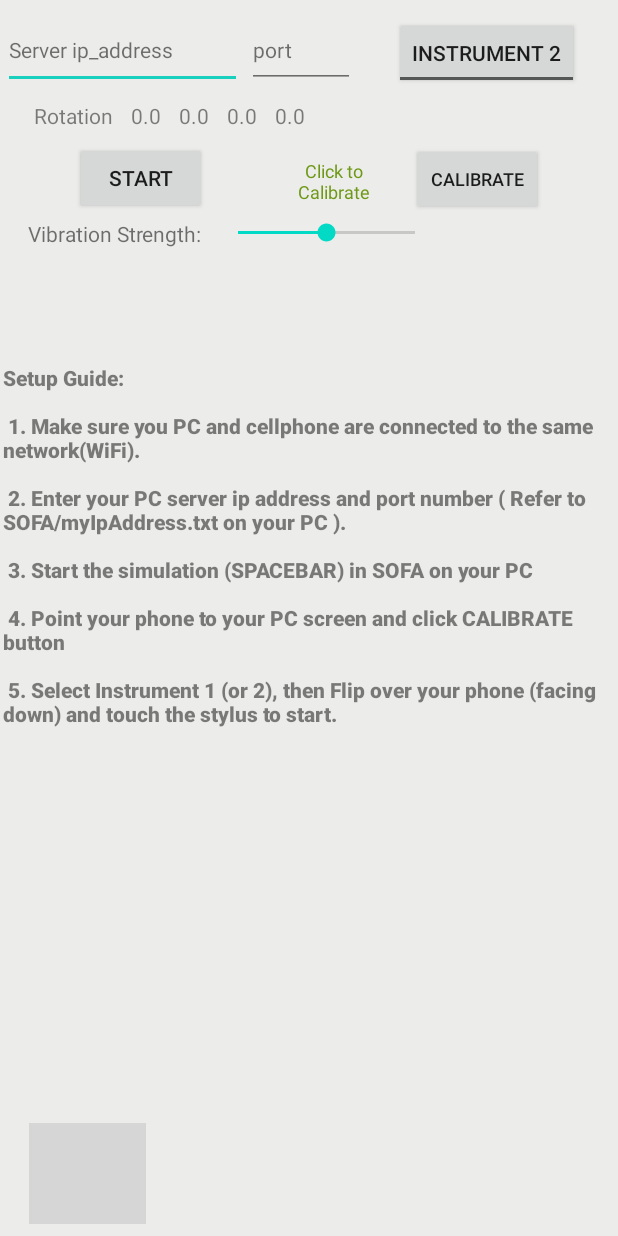
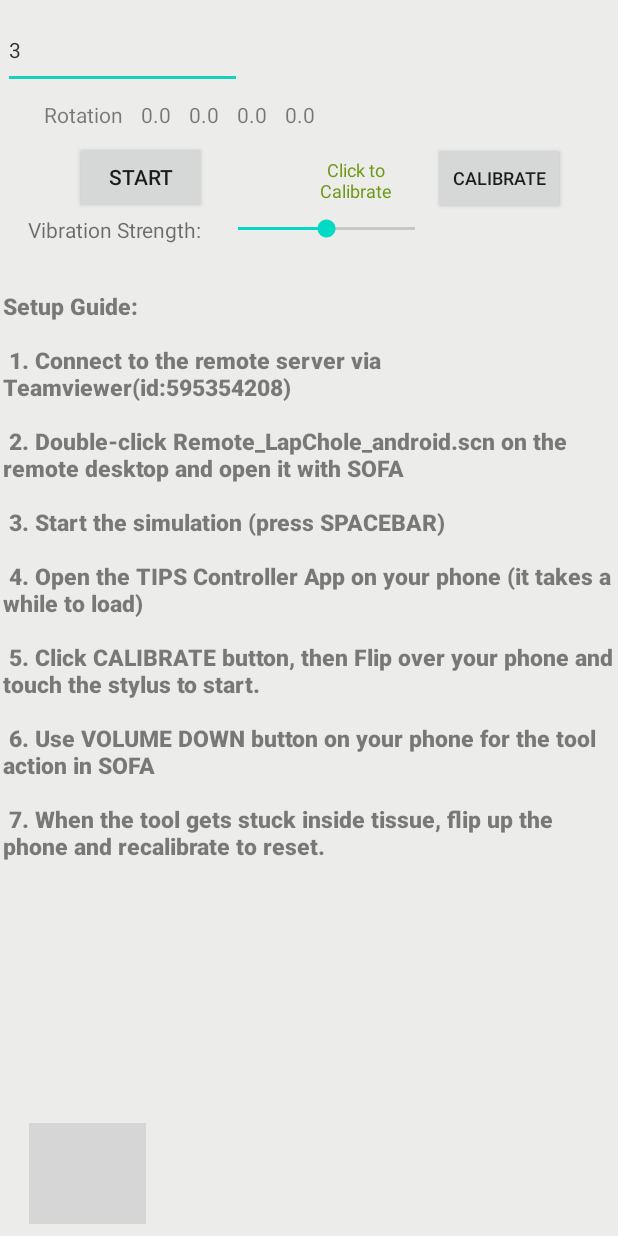
Before and after one commit to ruiliang-gao/TIPSlite-Remote-Controller-android, an Android app: the layout activity_main.xml on its own in the app's theme, with its tools: preview values and no code run, on a phone screen of 412 x 824 dp. Run offline under Robolectric (Android 15) with nearby library versions, the phone set to English and light mode, and no system bars; network calls fail; grey boxes are pictures that could not be loaded.

Commit message:
Manually merge with Joshua's code on remote communication. Simplify the UI. Update the setup guide accordingly.

```diff
--- a/app/src/main/res/layout/activity_main.xml
+++ b/app/src/main/res/layout/activity_main.xml
@@ -51,6 +51,7 @@
         android:layout_marginBottom="1dp"
         android:fontFamily="sans-serif-black"
         android:text="@string/instruction1"
+        android:textSize="15sp"
         app:layout_constraintBottom_toBottomOf="parent"
         app:layout_constraintEnd_toEndOf="parent"
         app:layout_constraintHorizontal_bias="0.0"
@@ -59,14 +60,14 @@
         app:layout_constraintVertical_bias="0.35" />
 
     <EditText
-        android:id="@+id/editTextTextIPAddress"
+        android:id="@+id/skip_send_delay"
         android:layout_width="159dp"
         android:layout_height="51dp"
         android:autofillHints=""
-        android:digits="01234567890."
         android:ems="10"
-        android:hint="@string/server_ip"
-        android:inputType="number|textPersonName"
+        android:hint="@string/send_delay"
+        android:inputType="number"
+        android:text="3"
         android:textSize="14sp"
         app:layout_constraintBottom_toBottomOf="parent"
         app:layout_constraintEnd_toEndOf="parent"
@@ -80,15 +81,16 @@
         android:layout_width="72dp"
         android:layout_height="50dp"
         android:ems="10"
-        android:hint="@string/server_port"
+        android:hint="_"
         android:importantForAutofill="no"
-        android:inputType="number"
+        android:inputType="none"
         android:textSize="14sp"
-        app:layout_constraintBottom_toBottomOf="@+id/editTextTextIPAddress"
+        android:visibility="invisible"
+        app:layout_constraintBottom_toBottomOf="@+id/skip_send_delay"
         app:layout_constraintEnd_toEndOf="parent"
         app:layout_constraintHorizontal_bias="0.017"
-        app:layout_constraintStart_toEndOf="@+id/editTextTextIPAddress"
-        app:layout_constraintTop_toTopOf="@+id/editTextTextIPAddress" />
+        app:layout_constraintStart_toEndOf="@+id/skip_send_delay"
+        app:layout_constraintTop_toTopOf="@+id/skip_send_delay" />
 
     <TableRow
         android:id="@+id/tableRow"
@@ -96,13 +98,13 @@
         android:layout_height="33dp"
         android:layout_marginStart="1dp"
         android:layout_marginLeft="1dp"
-        android:layout_marginEnd="24dp"
-        android:layout_marginRight="24dp"
+        android:layout_marginEnd="12dp"
+        android:layout_marginRight="12dp"
         app:layout_constraintBottom_toTopOf="@+id/textInstruction"
         app:layout_constraintEnd_toEndOf="parent"
         app:layout_constraintHorizontal_bias="0.555"
         app:layout_constraintStart_toStartOf="parent"
-        app:layout_constraintTop_toBottomOf="@+id/editTextTextIPAddress"
+        app:layout_constraintTop_toBottomOf="@+id/skip_send_delay"
         app:layout_constraintVertical_bias="0.013">
 
         <TextView
@@ -180,13 +182,14 @@
         android:layout_width="wrap_content"
         android:layout_height="wrap_content"
         android:layout_marginTop="3dp"
-        android:checked="false"
+        android:checked="true"
         android:textOff="@string/instrument_2"
         android:textOn="@string/instrument_1"
-        app:layout_constraintBottom_toBottomOf="@+id/editTextTextIPAddress"
+        android:visibility="invisible"
+        app:layout_constraintBottom_toBottomOf="@+id/skip_send_delay"
         app:layout_constraintEnd_toEndOf="parent"
         app:layout_constraintStart_toEndOf="@+id/editTextTextPortNum"
-        app:layout_constraintTop_toTopOf="@+id/editTextTextIPAddress" />
+        app:layout_constraintTop_toTopOf="@+id/skip_send_delay" />
 
     <Button
         android:id="@+id/calibrate_button"
@@ -196,7 +199,7 @@
         android:textSize="12sp"
         app:layout_constraintBottom_toBottomOf="@+id/touch_view"
         app:layout_constraintEnd_toEndOf="parent"
-        app:layout_constraintHorizontal_bias="0.845"
+        app:layout_constraintHorizontal_bias="0.89"
         app:layout_constraintStart_toStartOf="parent"
         app:layout_constraintTop_toBottomOf="@+id/tableRow"
         app:layout_constraintVertical_bias="0.001" />
--- a/app/src/main/res/values/strings.xml
+++ b/app/src/main/res/values/strings.xml
@@ -4,11 +4,20 @@
 <string name="welcome_msg">Welcome to TIPS Controller</string>
 <string name="rotation_vec">Rotation</string>
 <string name="surflab_logo">SurfLab Logo</string>
-    <string name="instruction1">Setup Guide:\n \n 1. Make sure you PC and cellphone are connected to the same network(WiFi). \n \n
+<string name="instruction1">Setup Guide:\n \n 1. Connect to the remote server via Teamviewer(id:595354208) \n \n
+        2. Double-click Remote_LapChole_android.scn on the remote desktop and open it with SOFA\n \n
+        3. Start the simulation (press SPACEBAR) \n \n
+        4. Open the TIPS Controller App on your phone (it takes a while to load) \n \n
+        5. Click CALIBRATE button, then Flip over your phone and touch the stylus to start. \n \n
+        6. Use VOLUME DOWN button on your phone for the tool action in SOFA\n \n
+        7. When the tool gets stuck inside tissue, flip up the phone and recalibrate to reset.
+        </string>
+<string name="instruction1_old">Setup Guide:\n \n 1. Connect to the remote server via Teamviewer(id:595354208)\n \n
     2. Enter your PC server ip address and port number ( Refer to SOFA/myIpAddress.txt on your PC ).\n \n
     3. Start the simulation (SPACEBAR) in SOFA on your PC \n \n
     4. Point your phone to your PC screen and click CALIBRATE button \n \n
-        5. Select Instrument 1 (or 2), then Flip over your phone (facing down) and touch the stylus to start.
+    5. Select Instrument 1 (or 2), then Flip over your phone (facing down) and touch the stylus to start. \n \n
+    6. When the tool gets stuck inside tissue, flip up the phone and recalibrate to reset.
     </string>
 <string name="instruction2">HowtoCalibrate</string>
 <string name="instruction3">HowToUseTheController</string>
@@ -25,8 +34,8 @@
     <item >Medium</item>
     <item >Slow</item>
 </string-array>
-    <string name="server_ip">Server ip_address</string>
-    <string name="server_port">port</string>
+
+<string name="send_delay">send_delay</string>
 <string name="rotation_vec_x">0.0</string>
 <string name="rotation_vec_y">0.0</string>
 <string name="rotation_vec_z">0.0</string>
```
Also changed, not shown: app/src/main/java/com/surflab/tipscontroller/MainActivity.java (+65 -164 lines), app/src/main/java/com/surflab/tipscontroller/RemoteTunnel.kt (added, +84 -0 lines). Lines whose indentation alone changed are shown as unchanged.
